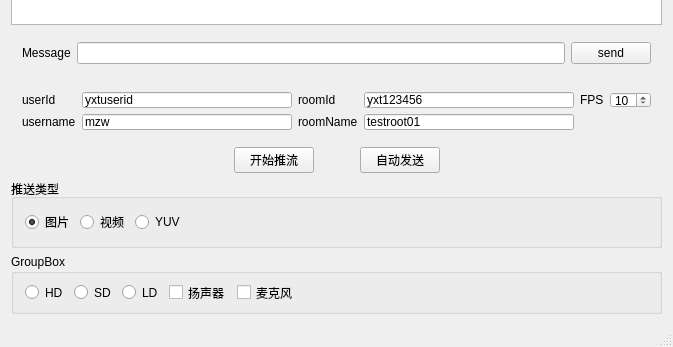
Qt form mainwindow.ui (weinkym/zegoapp) before a commit; both pictures show x 0 to 673 and y 171 to 518 of the 673 by 518 pixel window.
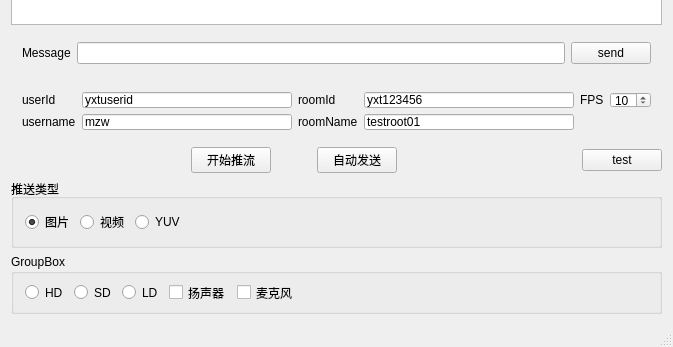
The same form after that commit.

Diff of the .ui file:
```diff
--- a/mainwindow.ui
+++ b/mainwindow.ui
@@ -7,7 +7,7 @@
     <x>0</x>
     <y>0</y>
     <width>673</width>
-    <height>388</height>
+    <height>422</height>
    </rect>
   </property>
   <property name="windowTitle">
@@ -246,6 +246,13 @@
         </property>
        </spacer>
       </item>
+      <item>
+       <widget class="QPushButton" name="pushButtonTest">
+        <property name="text">
+         <string>test</string>
+        </property>
+       </widget>
+      </item>
      </layout>
     </item>
     <item>
```
